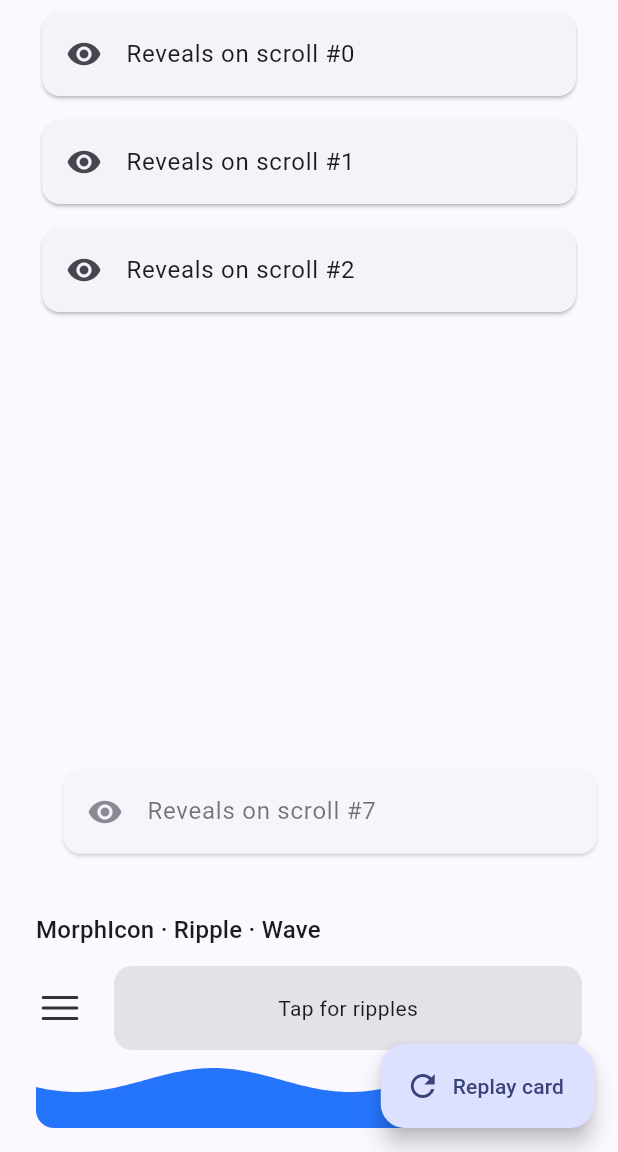
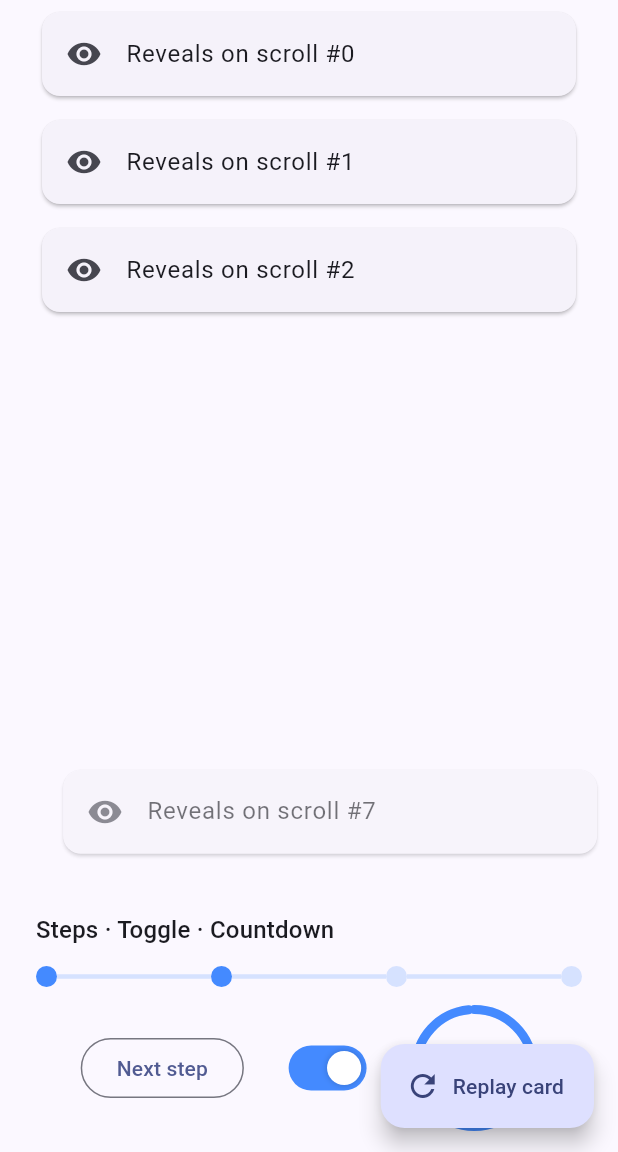
Before and after one commit to m7hamed-dev/save_points_animations, a Flutter app: the screen it shows after launch, scrolled down 2304 dp, on a phone screen of 412 x 824 dp, the part 84-1236 px from its top. Run offline on Flutter 3.47's test engine with Material 3 defaults, Android fonts, the phone set to English and light mode, and no system bars.

Commit message:
Release v0.21.0: Introduced new progress and control widgets including FxStepProgress for animated step indicators, FxAnimatedToggle for custom switches, and FxCircularCountdown for depleting ring timers. Updated CHANGELOG and README to document these features, and modified example app to showcase the new components.

````diff
--- a/example/lib/main.dart
+++ b/example/lib/main.dart
@@ -43,6 +43,8 @@ class _HomeScreenState extends State<HomeScreen> {
   int _score = 1234;
   int _segment = 0;
   bool _menuOpen = false;
+  bool _toggle = true;
+  int _step = 1;
 
   @override
   Widget build(BuildContext context) {
@@ -401,6 +403,30 @@ class _HomeScreenState extends State<HomeScreen> {
                 ),
               ).animate(autoPlay: false).fadeIn().slideX(0.1).onVisible(),
             ),
+          ),
+
+          const SizedBox(height: 32),
+          Text(
+            'Steps · Toggle · Countdown',
+            style: theme.textTheme.titleMedium,
+          ),
+          const SizedBox(height: 12),
+
+          FxStepProgress(count: 4, currentStep: _step),
+          const SizedBox(height: 12),
+          Row(
+            mainAxisAlignment: MainAxisAlignment.spaceEvenly,
+            children: [
+              OutlinedButton(
+                onPressed: () => setState(() => _step = (_step + 1) % 4),
+                child: const Text('Next step'),
+              ),
+              FxAnimatedToggle(
+                value: _toggle,
+                onChanged: (v) => setState(() => _toggle = v),
+              ),
+              const FxCircularCountdown(duration: Duration(seconds: 20)),
+            ],
           ),
 
           const SizedBox(height: 32),
--- a/lib/save_points_animations.dart
+++ b/lib/save_points_animations.dart
@@ -49,11 +49,13 @@ export 'src/transitions/fx_page_route.dart'
 export 'src/triggers/fx_triggers.dart' show FxTrigger, FxTriggerExtension;
 export 'src/widgets/fx_animated_check.dart' show FxAnimatedCheck;
 export 'src/widgets/fx_animated_gradient.dart' show FxAnimatedGradient;
+export 'src/widgets/fx_animated_toggle.dart' show FxAnimatedToggle;
 export 'src/widgets/fx_animated_visibility.dart'
     show FxAnimatedVisibility, FxEntranceBuilder, FxVisibility;
 export 'src/widgets/fx_aurora.dart' show FxAurora;
 export 'src/widgets/fx_badge.dart' show FxBadge, FxBadgeExtension;
 export 'src/widgets/fx_blob.dart' show FxBlob;
+export 'src/widgets/fx_circular_countdown.dart' show FxCircularCountdown;
 export 'src/widgets/fx_confetti.dart' show FxConfetti, FxConfettiController;
 export 'src/widgets/fx_countdown.dart' show FxCountdown;
 export 'src/widgets/fx_expandable.dart' show FxExpandable;
@@ -77,6 +79,7 @@ export 'src/widgets/fx_segmented_control.dart' show FxSegmentedControl;
 export 'src/widgets/fx_shine.dart' show FxShine;
 export 'src/widgets/fx_skeleton.dart' show FxSkeleton;
 export 'src/widgets/fx_speed_dial.dart' show FxSpeedDial;
+export 'src/widgets/fx_step_progress.dart' show FxStepProgress;
 export 'src/widgets/fx_swipe.dart' show FxSwipeToDismiss;
 export 'src/widgets/fx_switcher.dart' show FxSwitcher, FxSwitcherEffect;
 export 'src/widgets/fx_typing_indicator.dart' show FxTypingIndicator;
--- /dev/null
+++ b/lib/src/widgets/fx_animated_toggle.dart
@@ -0,0 +1,65 @@
+import 'package:flutter/widgets.dart';
+
+/// A custom animated switch — the thumb slides and the track colour morphs.
+///
+/// ```dart
+/// FxAnimatedToggle(value: on, onChanged: (v) => setState(() => on = v));
+/// ```
+class FxAnimatedToggle extends StatelessWidget {
+  const FxAnimatedToggle({
+    super.key,
+    required this.value,
+    required this.onChanged,
+    this.width = 52,
+    this.height = 30,
+    this.activeColor = const Color(0xFF448AFF),
+    this.inactiveColor = const Color(0xFFBDBDBD),
+    this.thumbColor = const Color(0xFFFFFFFF),
+    this.duration = const Duration(milliseconds: 220),
+  });
+
+  final bool value;
+  final ValueChanged<bool> onChanged;
+  final double width;
+  final double height;
+  final Color activeColor;
+  final Color inactiveColor;
+  final Color thumbColor;
+  final Duration duration;
+
+  @override
+  Widget build(BuildContext context) {
+    final inset = height * 0.12;
+    return GestureDetector(
+      behavior: HitTestBehavior.opaque,
+      onTap: () => onChanged(!value),
+      child: AnimatedContainer(
+        duration: duration,
+        curve: Curves.easeOut,
+        width: width,
+        height: height,
+        padding: EdgeInsets.all(inset),
+        decoration: BoxDecoration(
+          color: value ? activeColor : inactiveColor,
+          borderRadius: BorderRadius.circular(height / 2),
+        ),
+        child: AnimatedAlign(
+          duration: duration,
+          curve: Curves.easeOut,
+          alignment: value ? Alignment.centerRight : Alignment.centerLeft,
+          child: Container(
+            width: height - inset * 2,
+            height: height - inset * 2,
+            decoration: BoxDecoration(
+              color: thumbColor,
+              shape: BoxShape.circle,
+              boxShadow: const [
+                BoxShadow(color: Color(0x33000000), blurRadius: 3),
+              ],
+            ),
+          ),
+        ),
+      ),
+    );
+  }
+}
--- /dev/null
+++ b/lib/src/widgets/fx_circular_countdown.dart
@@ -0,0 +1,144 @@
+import 'dart:math' as math;
+
+import 'package:flutter/widgets.dart';
+
+/// A ring that depletes over [duration], with the remaining seconds in the
+/// center. Fires [onComplete] at zero.
+///
+/// ```dart
+/// FxCircularCountdown(duration: const Duration(seconds: 10));
+/// ```
+class FxCircularCountdown extends StatefulWidget {
+  const FxCircularCountdown({
+    super.key,
+    required this.duration,
+    this.size = 84,
+    this.strokeWidth = 6,
+    this.color = const Color(0xFF448AFF),
+    this.backgroundColor = const Color(0x22448AFF),
+    this.textStyle,
+    this.onComplete,
+    this.builder,
+  });
+
+  final Duration duration;
+  final double size;
+  final double strokeWidth;
+  final Color color;
+  final Color backgroundColor;
+  final TextStyle? textStyle;
+  final VoidCallback? onComplete;
+
+  /// Custom center content given the remaining time.
+  final Widget Function(BuildContext context, Duration remaining)? builder;
+
+  @override
+  State<FxCircularCountdown> createState() => _FxCircularCountdownState();
+}
+
+class _FxCircularCountdownState extends State<FxCircularCountdown>
+    with SingleTickerProviderStateMixin {
+  late final AnimationController _controller = AnimationController(
+    vsync: this,
+    duration: widget.duration,
+  );
+
+  @override
+  void initState() {
+    super.initState();
+    _controller
+      ..addStatusListener((status) {
+        if (status == AnimationStatus.completed) widget.onComplete?.call();
+      })
+      ..forward();
+  }
+
+  @override
+  void dispose() {
+    _controller.dispose();
+    super.dispose();
+  }
+
+  Duration get _remaining => Duration(
+    milliseconds: (widget.duration.inMilliseconds * (1 - _controller.value))
+        .round(),
+  );
+
+  @override
+  Widget build(BuildContext context) {
+    return SizedBox.square(
+      dimension: widget.size,
+      child: AnimatedBuilder(
+        animation: _controller,
+        builder: (context, _) {
+          final remaining = _remaining;
+          return Stack(
+            alignment: Alignment.center,
+            children: [
+              Positioned.fill(
+                child: CustomPaint(
+                  painter: _RingPainter(
+                    fraction: 1 - _controller.value,
+                    color: widget.color,
+                    backgroundColor: widget.backgroundColor,
+                    strokeWidth: widget.strokeWidth,
+                  ),
+                ),
+              ),
+              widget.builder?.call(context, remaining) ??
+                  Text('${remaining.inSeconds}', style: widget.textStyle),
+            ],
+          );
+        },
+      ),
+    );
+  }
+}
+
+class _RingPainter extends CustomPainter {
+  _RingPainter({
+    required this.fraction,
+    required this.color,
+    required this.backgroundColor,
+    required this.strokeWidth,
+  });
+
+  final double fraction;
+  final Color color;
+  final Color backgroundColor;
+  final double strokeWidth;
+
+  @override
+  void paint(Canvas canvas, Size size) {
+    final rect = Offset.zero & size;
+    final inset = rect.deflate(strokeWidth / 2);
+    canvas.drawArc(
+      inset,
+      0,
+      2 * math.pi,
+      false,
+      Paint()
+        ..color = backgroundColor
+        ..style = PaintingStyle.stroke
+        ..strokeWidth = strokeWidth,
+    );
+    canvas.drawArc(
+      inset,
+      -math.pi / 2,
+      2 * math.pi * fraction,
+      false,
+      Paint()
+        ..color = color
+        ..style = PaintingStyle.stroke
+        ..strokeCap = StrokeCap.round
+        ..strokeWidth = strokeWidth,
+    );
+  }
+
+  @override
+  bool shouldRepaint(_RingPainter oldDelegate) =>
+      oldDelegate.fraction != fraction ||
+      oldDelegate.color != color ||
+      oldDelegate.backgroundColor != backgroundColor ||
+      oldDelegate.strokeWidth != strokeWidth;
+}
--- /dev/null
+++ b/lib/src/widgets/fx_step_progress.dart
@@ -0,0 +1,75 @@
+import 'package:flutter/widgets.dart';
+
+/// An animated horizontal step indicator — dots joined by connectors that fill
+/// as [currentStep] advances (onboarding, checkout, wizards).
+///
+/// ```dart
+/// FxStepProgress(count: 4, currentStep: _step);
+/// ```
+class FxStepProgress extends StatelessWidget {
+  const FxStepProgress({
+    super.key,
+    required this.count,
+    required this.currentStep,
+    this.size = 14,
+    this.activeColor = const Color(0xFF448AFF),
+    this.inactiveColor = const Color(0x33448AFF),
+    this.duration = const Duration(milliseconds: 320),
+  });
+
+  final int count;
+  final int currentStep;
+  final double size;
+  final Color activeColor;
+  final Color inactiveColor;
+  final Duration duration;
+
+  @override
+  Widget build(BuildContext context) {
+    final children = <Widget>[];
+    for (var i = 0; i < count; i++) {
+      children.add(_dot(i));
+      if (i < count - 1) children.add(Expanded(child: _connector(i)));
+    }
+    return Row(children: children);
+  }
+
+  Widget _dot(int index) {
+    final active = index <= currentStep;
+    return AnimatedContainer(
+      duration: duration,
+      curve: Curves.easeOut,
+      width: size,
+      height: size,
+      decoration: BoxDecoration(
+        shape: BoxShape.circle,
+        color: active ? activeColor : inactiveColor,
+      ),
+    );
+  }
+
+  Widget _connector(int index) {
+    final filled = index < currentStep ? 1.0 : 0.0;
+    return SizedBox(
+      height: 3,
+      child: Stack(
+        children: [
+          Positioned.fill(child: ColoredBox(color: inactiveColor)),
+          Positioned.fill(
+            child: Align(
+              alignment: Alignment.centerLeft,
+              child: TweenAnimationBuilder<double>(
+                tween: Tween<double>(end: filled),
+                duration: duration,
+                curve: Curves.easeOut,
+                builder: (context, v, child) =>
+                    FractionallySizedBox(widthFactor: v, child: child),
+                child: ColoredBox(color: activeColor),
+              ),
+            ),
+          ),
+        ],
+      ),
+    );
+  }
+}
--- a/pubspec.yaml
+++ b/pubspec.yaml
@@ -3,7 +3,7 @@ description: >-
   A fluent, extensible animation framework for Flutter. Animate any widget with
   chainable extension methods, a single-controller engine, timelines, staggered
   lists, theming and reduced-motion support.
-version: 0.20.0
+version: 0.21.0
 homepage: https://github.com/your-org/save_points_animations
 repository: https://github.com/your-org/save_points_animations
 issue_tracker: https://github.com/your-org/save_points_animations/issues
````
Also changed, not shown: example/pubspec.lock, 2 other files.
